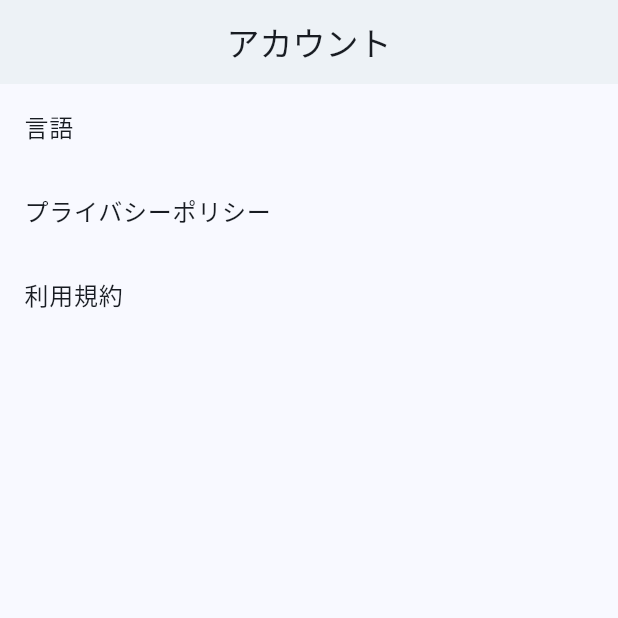
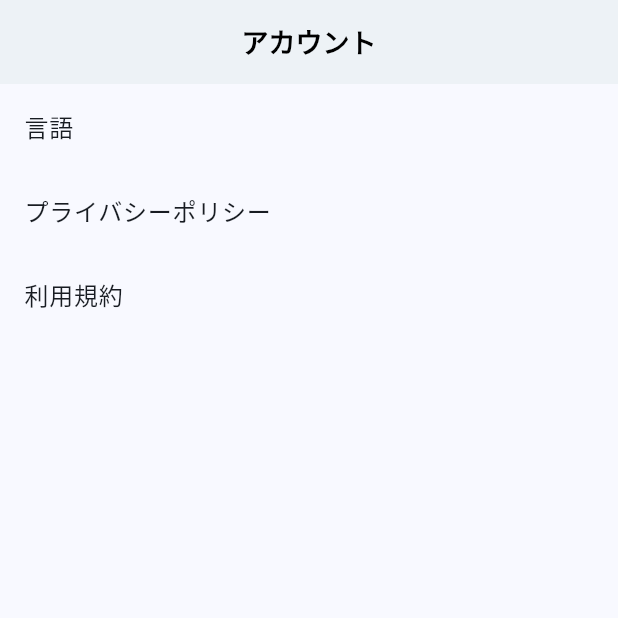
Before and after one commit to and2long/flutter_project_template, a Flutter app: the screen it shows after launch, swiped to page 2, on a phone screen of 412 x 824 dp, the top half of it. Run offline on Flutter 3.47's test engine with Material 3 defaults, Android fonts, the phone set to English and light mode, and no system bars; our stand-ins replace dio, flutter_easyloading, fluttertoast, freezed_annotation, page_transition, shared_preferences; missing offline and left inert: swipeable_page_route.

Commit message:
文字样式主题

```diff
--- a/lib/theme.dart
+++ b/lib/theme.dart
@@ -33,12 +33,18 @@ class AppTheme {
         dynamicSchemeVariant: DynamicSchemeVariant.fidelity,
       ),
       splashColor: Colors.transparent,
+      highlightColor: Colors.transparent,
       dividerTheme: DividerThemeData(color: Colors.grey[300], space: 1),
       brightness: Brightness.light,
       appBarTheme: AppBarTheme(
         centerTitle: true,
         elevation: 1.0,
         color: Colors.grey[50],
+        titleTextStyle: const TextStyle(
+          fontSize: 18,
+          color: Colors.black,
+          fontWeight: FontWeight.bold,
+        ),
         iconTheme: const IconThemeData(color: Colors.black87),
       ),
       visualDensity: VisualDensity.adaptivePlatformDensity,
@@ -59,6 +65,35 @@ class AppTheme {
           padding: const EdgeInsets.all(13),
         ),
       ),
+      textTheme: const TextTheme(
+        titleLarge: TextStyle(
+          fontSize: 18,
+          color: Colors.black,
+          fontWeight: FontWeight.w600,
+        ),
+        titleMedium: TextStyle(
+          fontSize: 16,
+          color: Colors.black,
+          fontWeight: FontWeight.w600,
+        ),
+        titleSmall: TextStyle(
+          fontSize: 14,
+          color: Colors.black,
+          fontWeight: FontWeight.w600,
+        ),
+        bodyLarge: TextStyle(
+          fontSize: 16,
+          color: Colors.black,
+        ),
+        bodyMedium: TextStyle(
+          fontSize: 14,
+          color: Colors.black,
+        ),
+        bodySmall: TextStyle(
+          fontSize: 12,
+          color: Colors.black38,
+        ),
+      ),
     );
   }
 }
```
Also changed, not shown: 1 other file.
